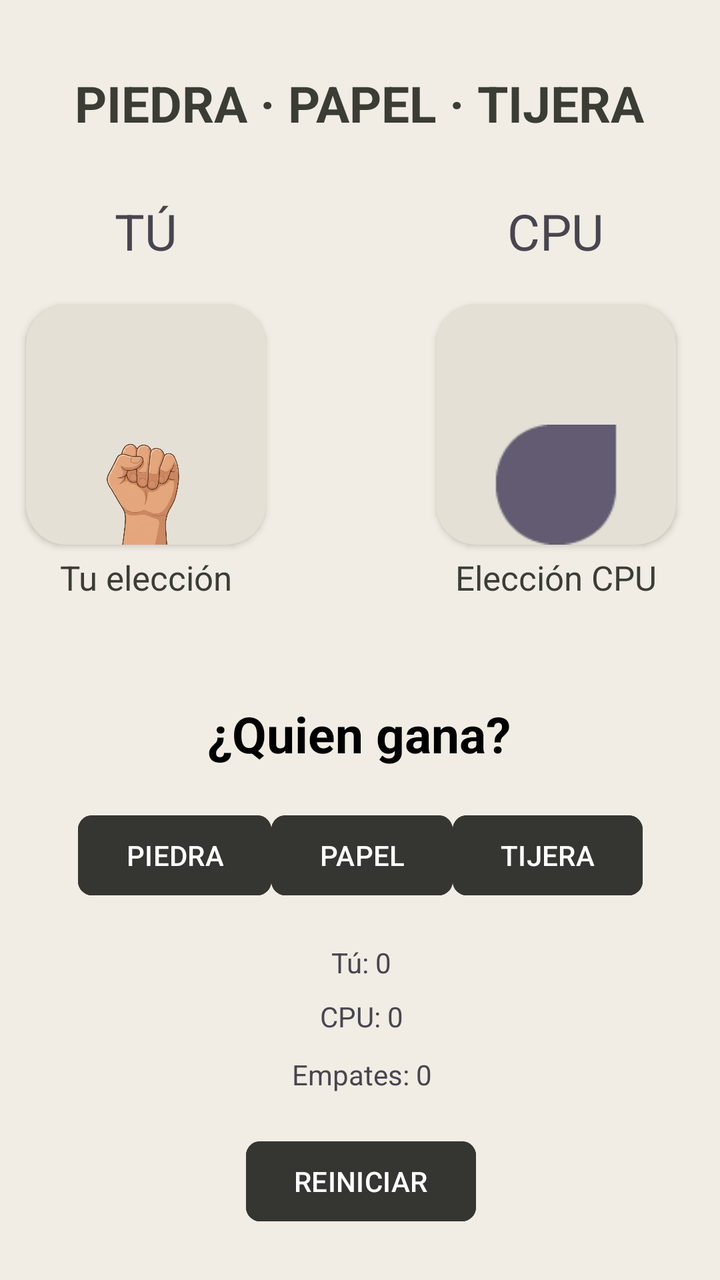
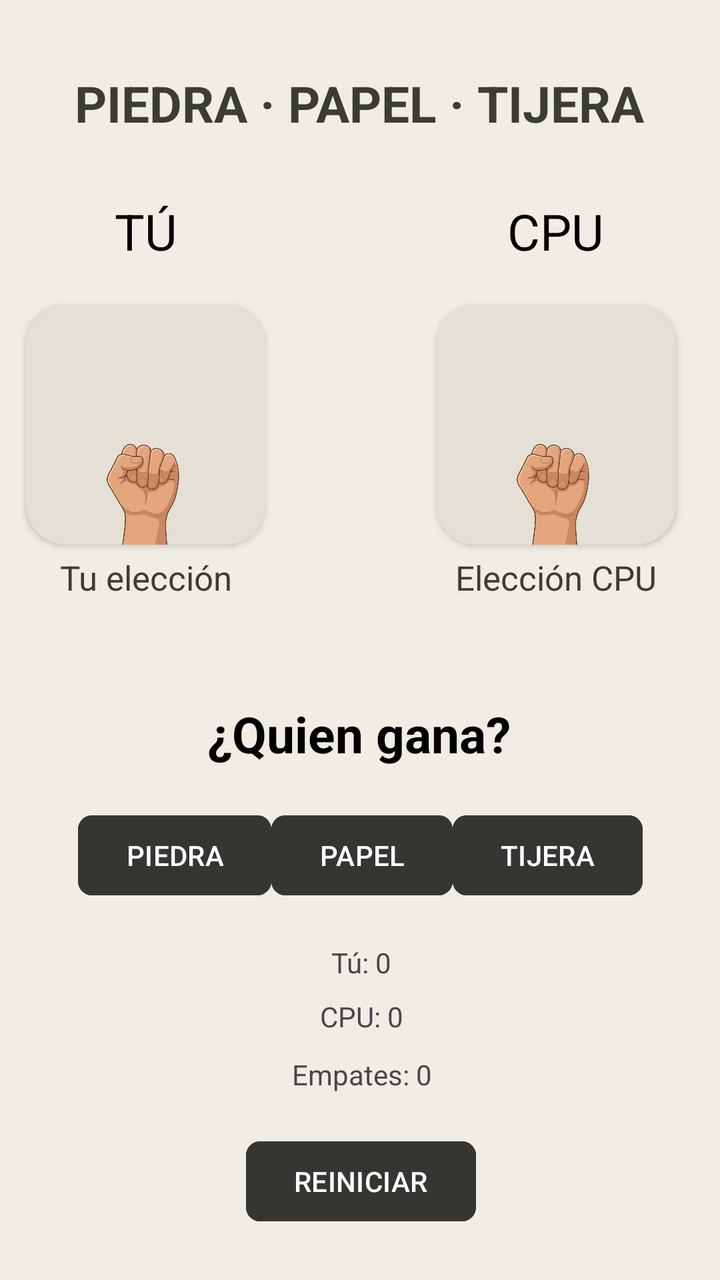

The first picture is an Android layout as it rendered before a commit; the second is the same layout after the commit. The layout source and the unified diff follow.
<!-- AndroidManifest.xml: application theme Theme.PiedraPapelTijera -->
<!-- res/layout/activity_main.xml -->
<?xml version="1.0" encoding="utf-8"?>
<androidx.constraintlayout.widget.ConstraintLayout xmlns:android="http://schemas.android.com/apk/res/android"
    xmlns:app="http://schemas.android.com/apk/res-auto"
    xmlns:tools="http://schemas.android.com/tools"
    android:id="@+id/main"
    android:layout_width="match_parent"
    android:layout_height="match_parent"
    tools:context=".MainActivity"
    android:background="@color/fondo"
    >

    <TextView
        android:id="@+id/tv_jugador"
        android:layout_width="wrap_content"
        android:layout_height="wrap_content"
        android:layout_marginStart="20dp"
        android:layout_marginTop="30dp"
        android:text="TÚ"
        android:textSize="25dp"
        app:layout_constraintStart_toStartOf="@+id/tv_titulo"
        app:layout_constraintTop_toBottomOf="@+id/tv_titulo" />

    <TextView
        android:id="@+id/tv_titulo"
        android:layout_width="wrap_content"
        android:layout_height="34dp"
        android:text="PIEDRA · PAPEL · TIJERA"
        android:textSize="25sp"
        android:textStyle="bold"
        app:layout_constraintBottom_toBottomOf="parent"
        app:layout_constraintEnd_toEndOf="parent"
        app:layout_constraintHorizontal_bias="0.496"
        app:layout_constraintStart_toStartOf="parent"
        app:layout_constraintTop_toTopOf="parent"
        app:layout_constraintVertical_bias="0.057"
        android:textColor="@color/texto1"
        />

    <TextView
        android:id="@+id/tv_CPU"
        android:layout_width="wrap_content"
        android:layout_height="wrap_content"
        android:layout_marginTop="30dp"
        android:layout_marginEnd="20dp"
        android:text="CPU"
        android:textSize="25dp"
        app:layout_constraintEnd_toEndOf="@+id/tv_titulo"
        app:layout_constraintTop_toBottomOf="@+id/tv_titulo" />

    <androidx.cardview.widget.CardView
        android:id="@+id/cardView2"
        android:layout_width="120dp"
        android:layout_height="120dp"
        android:layout_marginTop="20dp"
        android:backgroundTint="@color/fondoOscuro"
        app:cardCornerRadius="20dp"
        app:layout_constraintEnd_toEndOf="@+id/tv_jugador"
        app:layout_constraintStart_toStartOf="@+id/tv_jugador"
        app:layout_constraintTop_toBottomOf="@+id/tv_jugador" >

        <androidx.constraintlayout.widget.ConstraintLayout
            android:layout_width="match_parent"
            android:layout_height="match_parent">

           <ImageView
                android:id="@+id/iv_tu"
                android:layout_width="0dp"
                android:layout_height="60dp"
                app:layout_constraintBottom_toBottomOf="parent"
                app:layout_constraintEnd_toEndOf="parent"
                app:layout_constraintStart_toStartOf="parent"
                app:srcCompat="@drawable/piedra" />
        </androidx.constraintlayout.widget.ConstraintLayout>

    </androidx.cardview.widget.CardView>

    <androidx.cardview.widget.CardView
        android:id="@+id/cardView"
        android:layout_width="120dp"
        android:layout_height="120dp"
        android:layout_marginTop="20dp"
        android:backgroundTint="@color/fondoOscuro"
        app:cardCornerRadius="20dp"
        app:layout_constraintEnd_toEndOf="@+id/tv_CPU"
        app:layout_constraintStart_toStartOf="@+id/tv_CPU"
        app:layout_constraintTop_toBottomOf="@+id/tv_CPU" >

        <androidx.constraintlayout.widget.ConstraintLayout
            android:layout_width="match_parent"
            android:layout_height="match_parent">

            <ImageView
                android:id="@+id/iv_CPU"
                android:layout_width="0dp"
                android:layout_height="60dp"
                app:layout_constraintBottom_toBottomOf="parent"
                app:layout_constraintEnd_toEndOf="parent"
                app:layout_constraintStart_toStartOf="parent"
                app:srcCompat="?android:attr/textSelectHandleLeft" />
        </androidx.constraintlayout.widget.ConstraintLayout>

    </androidx.cardview.widget.CardView>

    <TextView
        android:id="@+id/tv_tuEleccion"
        android:layout_width="wrap_content"
        android:layout_height="wrap_content"
        android:layout_marginTop="5dp"
        android:text="Tu elección"
        android:textSize="17dp"
        app:layout_constraintEnd_toEndOf="@+id/cardView2"
        app:layout_constraintStart_toStartOf="@+id/cardView2"
        app:layout_constraintTop_toBottomOf="@+id/cardView2"
        android:textColor="@color/texto1"
        />

    <TextView
        android:id="@+id/tv_eleccionCPU"
        android:layout_width="wrap_content"
        android:layout_height="wrap_content"
        android:layout_marginTop="5dp"
        android:text="Elección CPU"
        android:textSize="17dp"
        app:layout_constraintEnd_toEndOf="@+id/cardView"
        app:layout_constraintStart_toStartOf="@+id/cardView"
        app:layout_constraintTop_toBottomOf="@+id/cardView"
        android:textColor="@color/texto1"
        />

    <TextView
        android:id="@+id/tv_qnGana"
        android:layout_width="wrap_content"
        android:layout_height="wrap_content"
        android:layout_marginTop="350dp"
        android:text="¿Quien gana?"
        android:textColor="@color/black"
        android:textSize="25sp"
        android:textStyle="bold"
        app:layout_constraintEnd_toEndOf="parent"
        app:layout_constraintHorizontal_bias="0.498"
        app:layout_constraintStart_toStartOf="parent"
        app:layout_constraintTop_toTopOf="parent" />

    <Button
        android:id="@+id/bt_piedra"
        android:layout_width="wrap_content"
        android:layout_height="wrap_content"
        android:layout_marginStart="55dp"
        android:layout_marginTop="20dp"
        android:backgroundTint="@color/boton"
        android:text="PIEDRA"
        app:cornerRadius="7dp"
        app:layout_constraintEnd_toStartOf="@+id/bt_papel"
        app:layout_constraintStart_toStartOf="parent"
        app:layout_constraintTop_toBottomOf="@+id/tv_qnGana" />

    <Button
        android:id="@+id/bt_papel"
        android:layout_width="wrap_content"
        android:layout_height="wrap_content"
        android:backgroundTint="@color/boton"
        android:text="PAPEL"
        app:cornerRadius="7dp"
        app:layout_constraintBottom_toBottomOf="@+id/bt_piedra"
        app:layout_constraintEnd_toStartOf="@+id/bt_tijera"
        app:layout_constraintStart_toEndOf="@+id/bt_piedra"
        app:layout_constraintTop_toTopOf="@+id/bt_piedra" />

    <Button
        android:id="@+id/bt_tijera"
        android:layout_width="wrap_content"
        android:layout_height="wrap_content"
        android:layout_marginEnd="55dp"
        android:backgroundTint="@color/boton"
        android:text="TIJERA"
        app:cornerRadius="7dp"
        app:layout_constraintBottom_toBottomOf="@+id/bt_papel"
        app:layout_constraintEnd_toEndOf="parent"
        app:layout_constraintStart_toEndOf="@+id/bt_papel"
        app:layout_constraintTop_toTopOf="@+id/bt_papel" />

    <Button
        android:id="@+id/bt_reiniciar"
        android:layout_width="wrap_content"
        android:layout_height="wrap_content"
        android:layout_marginTop="20dp"
        android:backgroundTint="@color/boton"
        android:text="REINICIAR"
        app:cornerRadius="7dp"
        app:layout_constraintEnd_toEndOf="@+id/tv_empates"
        app:layout_constraintHorizontal_bias="0.511"
        app:layout_constraintStart_toStartOf="@+id/tv_empates"
        app:layout_constraintTop_toBottomOf="@+id/tv_empates" />

    <TextView
        android:id="@+id/tv_puntTu"
        android:layout_width="wrap_content"
        android:layout_height="17dp"
        android:layout_marginTop="20dp"
        android:text="Tú: 0"
        app:layout_constraintEnd_toEndOf="@+id/bt_papel"
        app:layout_constraintStart_toStartOf="@+id/bt_papel"
        app:layout_constraintTop_toBottomOf="@+id/bt_papel" />

    <TextView
        android:id="@+id/tv_puntCPU"
        android:layout_width="wrap_content"
        android:layout_height="wrap_content"
        android:layout_marginTop="10dp"
        android:text="CPU: 0"
        app:layout_constraintEnd_toEndOf="@+id/tv_puntTu"
        app:layout_constraintStart_toStartOf="@+id/tv_puntTu"
        app:layout_constraintTop_toBottomOf="@+id/tv_puntTu" />

    <TextView
        android:id="@+id/tv_empates"
        android:layout_width="wrap_content"
        android:layout_height="wrap_content"
        android:layout_marginTop="10dp"
        android:text="Empates: 0"
        app:layout_constraintEnd_toEndOf="@+id/tv_puntCPU"
        app:layout_constraintStart_toStartOf="@+id/tv_puntCPU"
        app:layout_constraintTop_toBottomOf="@+id/tv_puntCPU" />

</androidx.constraintlayout.widget.ConstraintLayout>
<!-- resources referenced by this layout -->
<resources>
  <color name="black">#FF000000</color>
  <color name="boton">#353632</color>
  <color name="fondo">#f1ede4</color>
  <color name="fondoOscuro">#e4e0d5</color>
  <color name="texto1">#3b3d35</color>
  <!-- drawable piedra: png bitmap (drawable, 101157 bytes) -->
  <style name="Theme.PiedraPapelTijera" parent="Base.Theme.PiedraPapelTijera" />
  <style name="Base.Theme.PiedraPapelTijera" parent="Theme.Material3.DayNight.NoActionBar">
          
          
      </style>
</resources>

<!-- the commit's change to res/layout/activity_main.xml (unified diff, before → after) -->
@@ -18,7 +18,9 @@
         android:text="TÚ"
         android:textSize="25dp"
         app:layout_constraintStart_toStartOf="@+id/tv_titulo"
-        app:layout_constraintTop_toBottomOf="@+id/tv_titulo" />
+        app:layout_constraintTop_toBottomOf="@+id/tv_titulo"
+        android:textColor="@color/black"
+        />
 
     <TextView
         android:id="@+id/tv_titulo"
@@ -45,7 +47,9 @@
         android:text="CPU"
         android:textSize="25dp"
         app:layout_constraintEnd_toEndOf="@+id/tv_titulo"
-        app:layout_constraintTop_toBottomOf="@+id/tv_titulo" />
+        app:layout_constraintTop_toBottomOf="@+id/tv_titulo"
+        android:textColor="@color/black"
+        />
 
     <androidx.cardview.widget.CardView
         android:id="@+id/cardView2"
@@ -96,7 +100,7 @@
                 app:layout_constraintBottom_toBottomOf="parent"
                 app:layout_constraintEnd_toEndOf="parent"
                 app:layout_constraintStart_toStartOf="parent"
-                app:srcCompat="?android:attr/textSelectHandleLeft" />
+                app:srcCompat="@drawable/piedra" />
         </androidx.constraintlayout.widget.ConstraintLayout>
 
     </androidx.cardview.widget.CardView>
@@ -152,7 +156,9 @@
         app:cornerRadius="7dp"
         app:layout_constraintEnd_toStartOf="@+id/bt_papel"
         app:layout_constraintStart_toStartOf="parent"
-        app:layout_constraintTop_toBottomOf="@+id/tv_qnGana" />
+        app:layout_constraintTop_toBottomOf="@+id/tv_qnGana"
+        android:textColor="@color/white"
+        />
 
     <Button
         android:id="@+id/bt_papel"
@@ -164,7 +170,9 @@
         app:layout_constraintBottom_toBottomOf="@+id/bt_piedra"
         app:layout_constraintEnd_toStartOf="@+id/bt_tijera"
         app:layout_constraintStart_toEndOf="@+id/bt_piedra"
-        app:layout_constraintTop_toTopOf="@+id/bt_piedra" />
+        app:layout_constraintTop_toTopOf="@+id/bt_piedra"
+        android:textColor="@color/white"
+        />
 
     <Button
         android:id="@+id/bt_tijera"
@@ -177,7 +185,9 @@
         app:layout_constraintBottom_toBottomOf="@+id/bt_papel"
         app:layout_constraintEnd_toEndOf="parent"
         app:layout_constraintStart_toEndOf="@+id/bt_papel"
-        app:layout_constraintTop_toTopOf="@+id/bt_papel" />
+        app:layout_constraintTop_toTopOf="@+id/bt_papel"
+        android:textColor="@color/white"
+        />
 
     <Button
         android:id="@+id/bt_reiniciar"
@@ -190,7 +200,9 @@
         app:layout_constraintEnd_toEndOf="@+id/tv_empates"
         app:layout_constraintHorizontal_bias="0.511"
         app:layout_constraintStart_toStartOf="@+id/tv_empates"
-        app:layout_constraintTop_toBottomOf="@+id/tv_empates" />
+        app:layout_constraintTop_toBottomOf="@+id/tv_empates"
+        android:textColor="@color/white"
+        />
 
     <TextView
         android:id="@+id/tv_puntTu"
<!-- resource entries referenced after the edit -->
@@ -5,6 +5,7 @@
   <color name="fondo">#f1ede4</color>
   <color name="fondoOscuro">#e4e0d5</color>
   <color name="texto1">#3b3d35</color>
+  <color name="white">#FFFFFFFF</color>
   <!-- drawable piedra: png bitmap (drawable, 101157 bytes) -->
   <style name="Theme.PiedraPapelTijera" parent="Base.Theme.PiedraPapelTijera" />
   <style name="Base.Theme.PiedraPapelTijera" parent="Theme.Material3.DayNight.NoActionBar">
